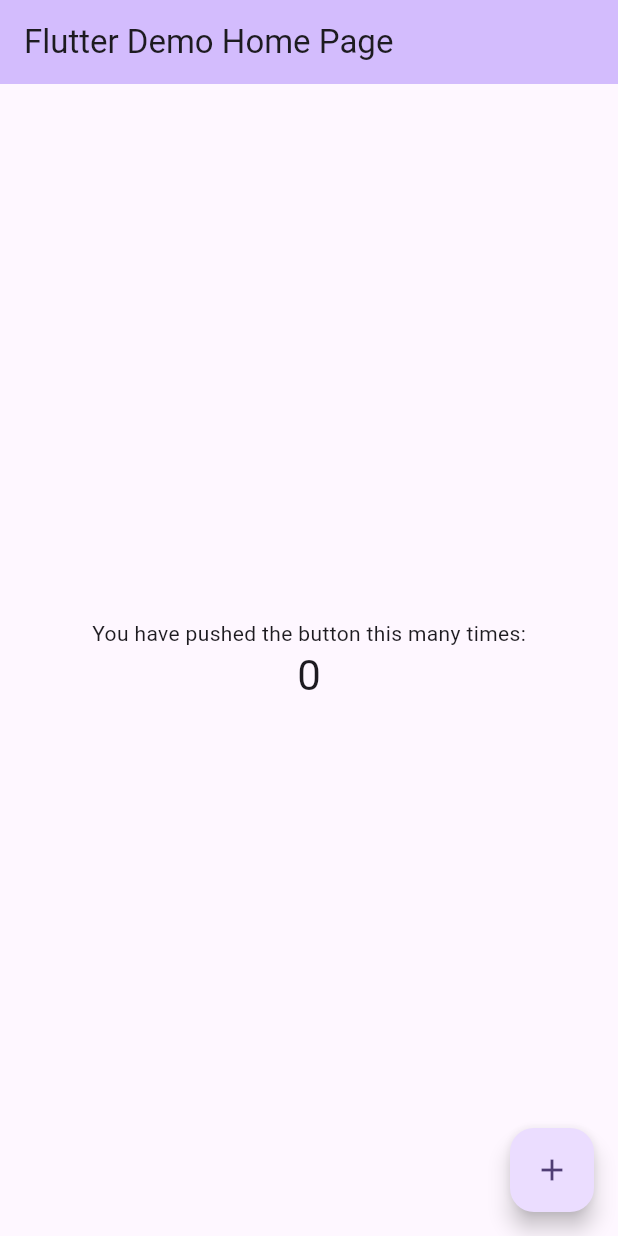
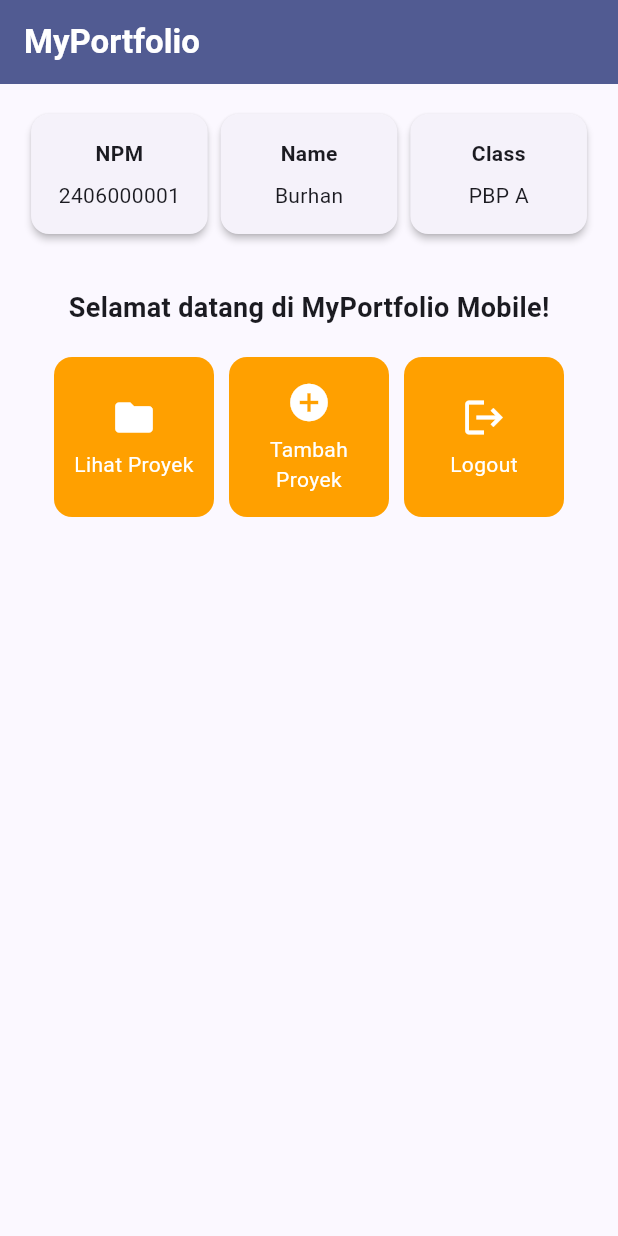
Before and after one commit to RedStone576/pbp_flutter, a Flutter app: the screen it shows after launch, on a phone screen of 412 x 824 dp. Run offline on Flutter 3.47's test engine with Material 3 defaults, Android fonts, the phone set to English and light mode, and no system bars.

Commit message:
simple flutter stuff

```diff
--- a/lib/main.dart
+++ b/lib/main.dart
@@ -1,4 +1,5 @@
 import 'package:flutter/material.dart';
+import 'package:pbp_flutter/menu.dart';
 
 void main() {
   runApp(const MyApp());
@@ -7,116 +8,18 @@ void main() {
 class MyApp extends StatelessWidget {
   const MyApp({super.key});
 
-  // This widget is the root of your application.
   @override
   Widget build(BuildContext context) {
     return MaterialApp(
-      title: 'Flutter Demo',
+      title: 'MyPortfolio',
       theme: ThemeData(
-        // This is the theme of your application.
-        //
-        // TRY THIS: Try running your application with "flutter run". You'll see
-        // the application has a purple toolbar. Then, without quitting the app,
-        // try changing the seedColor in the colorScheme below to Colors.green
-        // and then invoke "hot reload" (save your changes or press the "hot
-        // reload" button in a Flutter-supported IDE, or press "r" if you used
-        // the command line to start the app).
-        //
-        // Notice that the counter didn't reset back to zero; the application
-        // state is not lost during the reload. To reset the state, use hot
-        // restart instead.
-        //
-        // This works for code too, not just values: Most code changes can be
-        // tested with just a hot reload.
-        colorScheme: .fromSeed(seedColor: Colors.deepPurple),
+        colorScheme: ColorScheme.fromSeed(
+          seedColor: Colors.indigo,
+          secondary: Colors.amber[700],
+        ),
+        useMaterial3: true,
       ),
-      home: const MyHomePage(title: 'Flutter Demo Home Page'),
+      home: MyHomePage(),
     );
   }
 }
-
-class MyHomePage extends StatefulWidget {
-  const MyHomePage({super.key, required this.title});
-
-  // This widget is the home page of your application. It is stateful, meaning
-  // that it has a State object (defined below) that contains fields that affect
-  // how it looks.
-
-  // This class is the configuration for the state. It holds the values (in this
-  // case the title) provided by the parent (in this case the App widget) and
-  // used by the build method of the State. Fields in a Widget subclass are
-  // always marked "final".
-
-  final String title;
-
-  @override
-  State<MyHomePage> createState() => _MyHomePageState();
-}
-
-class _MyHomePageState extends State<MyHomePage> {
-  int _counter = 0;
-
-  void _incrementCounter() {
-    setState(() {
-      // This call to setState tells the Flutter framework that something has
-      // changed in this State, which causes it to rerun the build method below
-      // so that the display can reflect the updated values. If we changed
-      // _counter without calling setState(), then the build method would not be
-      // called again, and so nothing would appear to happen.
-      _counter++;
-    });
-  }
-
-  @override
-  Widget build(BuildContext context) {
-    // This method is rerun every time setState is called, for instance as done
-    // by the _incrementCounter method above.
-    //
-    // The Flutter framework has been optimized to make rerunning build methods
-    // fast, so that you can just rebuild anything that needs updating rather
-    // than having to individually change instances of widgets.
-    return Scaffold(
-      appBar: AppBar(
-        // TRY THIS: Try changing the color here to a specific color (to
-        // Colors.amber, perhaps?) and trigger a hot reload to see the AppBar
-        // change color while the other colors stay the same.
-        backgroundColor: Theme.of(context).colorScheme.inversePrimary,
-        // Here we take the value from the MyHomePage object that was created by
-        // the App.build method, and use it to set our appbar title.
-        title: Text(widget.title),
-      ),
-      body: Center(
-        // Center is a layout widget. It takes a single child and positions it
-        // in the middle of the parent.
-        child: Column(
-          // Column is also a layout widget. It takes a list of children and
-          // arranges them vertically. By default, it sizes itself to fit its
-          // children horizontally, and tries to be as tall as its parent.
-          //
-          // Column has various properties to control how it sizes itself and
-          // how it positions its children. Here we use mainAxisAlignment to
-          // center the children vertically; the main axis here is the vertical
-          // axis because Columns are vertical (the cross axis would be
-          // horizontal).
-          //
-          // TRY THIS: Invoke "debug painting" (choose the "Toggle Debug Paint"
-          // action in the IDE, or press "p" in the console), to see the
-          // wireframe for each widget.
-          mainAxisAlignment: .center,
-          children: [
-            const Text('You have pushed the button this many times:'),
-            Text(
-              '$_counter',
-              style: Theme.of(context).textTheme.headlineMedium,
-            ),
-          ],
-        ),
-      ),
-      floatingActionButton: FloatingActionButton(
-        onPressed: _incrementCounter,
-        tooltip: 'Increment',
-        child: const Icon(Icons.add),
-      ),
-    );
-  }
-}
--- /dev/null
+++ b/lib/menu.dart
@@ -0,0 +1,172 @@
+import 'package:flutter/material.dart';
+
+class MyHomePage extends StatelessWidget {
+  MyHomePage({super.key});
+
+  final String npm   = "2406000001";
+  final String nama  = "Burhan";
+  final String kelas = "PBP A";
+
+  final List<ItemHomepage> items = [
+    ItemHomepage("Lihat Proyek", Icons.folder),
+    ItemHomepage("Tambah Proyek", Icons.add_circle),
+    ItemHomepage("Logout", Icons.logout),
+  ];
+
+  @override
+  Widget build(BuildContext context) {
+    // Scaffold menyediakan struktur visual dasar halaman (AppBar, Body, SnackBar).
+    return Scaffold(
+      // AppBar menampilkan bar bagian atas halaman aplikasi.
+      appBar: AppBar(
+        title: const Text(
+          'MyPortfolio',
+          style: TextStyle(
+            color: Colors.white,
+            fontWeight: FontWeight.bold,
+          ),
+        ),
+        backgroundColor: Theme.of(context).colorScheme.primary,
+      ),
+      // Body halaman utama dengan padding di sekelilingnya.
+      body: Padding(
+        padding: const EdgeInsets.all(16.0),
+        child: Column(
+          crossAxisAlignment: CrossAxisAlignment.center,
+          children: [
+            // Baris horizontal untuk menampilkan 3 InfoCard secara sejajar.
+            Row(
+              mainAxisAlignment: MainAxisAlignment.spaceEvenly,
+              children: [
+                InfoCard(title: 'NPM', content: npm),
+                InfoCard(title: 'Name', content: nama),
+                InfoCard(title: 'Class', content: kelas),
+              ],
+            ),
+
+            const SizedBox(height: 16.0),
+
+            // Bagian tengah: pesan sambutan dan kisi tombol menu portofolio.
+            Center(
+              child: Column(
+                children: [
+                  const Padding(
+                    padding: EdgeInsets.only(top: 16.0),
+                    child: Text(
+                      'Selamat datang di MyPortfolio Mobile!',
+                      style: TextStyle(
+                        fontWeight: FontWeight.bold,
+                        fontSize: 18.0,
+                      ),
+                    ),
+                  ),
+
+                  // GridView menampilkan kartu tombol dalam tata letak kisi 3 kolom.
+                  GridView.count(
+                    primary: true,
+                    padding: const EdgeInsets.all(20),
+                    crossAxisSpacing: 10,
+                    mainAxisSpacing: 10,
+                    crossAxisCount: 3,
+                    // shrinkWrap agar ukuran kisi menyesuaikan tinggi konten anak.
+                    shrinkWrap: true,
+                    children: items.map((ItemHomepage item) {
+                      return ItemCard(item);
+                    }).toList(),
+                  ),
+                ],
+              ),
+            ),
+          ],
+        ),
+      ),
+    );
+  }
+}
+
+class InfoCard extends StatelessWidget {
+  // Kartu informasi yang menampilkan judul (title) dan isi (content).
+  final String title;
+  final String content;
+
+  const InfoCard({super.key, required this.title, required this.content});
+
+  @override
+  Widget build(BuildContext context) {
+    return Card(
+      // Memberikan efek bayangan kartu elevasi 2 unit.
+      elevation: 2.0,
+      child: Container(
+        // Menyesuaikan lebar kartu dengan proporsi layar (dibagi 3.5).
+        width: MediaQuery.of(context).size.width / 3.5,
+        padding: const EdgeInsets.all(16.0),
+        // Menyusun teks title dan content secara vertikal.
+        child: Column(
+          children: [
+            Text(
+              title,
+              style: const TextStyle(fontWeight: FontWeight.bold),
+            ),
+            const SizedBox(height: 8.0),
+            Text(content),
+          ],
+        ),
+      ),
+    );
+  }
+}
+
+
+class ItemHomepage {
+  final String name;
+  final IconData icon;
+
+  ItemHomepage(this.name, this.icon);
+}
+
+class ItemCard extends StatelessWidget {
+  final ItemHomepage item;
+
+  const ItemCard(this.item, {super.key});
+
+  @override
+  Widget build(BuildContext context) {
+    return Material(
+      // Menggunakan warna sekunder dari skema tema aplikasi.
+      color: Theme.of(context).colorScheme.secondary,
+      borderRadius: BorderRadius.circular(12),
+      child: InkWell(
+        // Aksi ketika kartu ditekan oleh pengguna.
+        onTap: () {
+          // Menampilkan SnackBar dengan pesan interaktif.
+          ScaffoldMessenger.of(context)
+            ..hideCurrentSnackBar()
+            ..showSnackBar(
+              SnackBar(content: Text("Kamu telah menekan tombol ${item.name}!"))
+            );
+        },
+        child: Container(
+          padding: const EdgeInsets.all(8),
+          child: Center(
+            child: Column(
+              mainAxisAlignment: MainAxisAlignment.center,
+              children: [
+                Icon(
+                  item.icon,
+                  color: Colors.white,
+                  size: 30.0,
+                ),
+                const Padding(padding: EdgeInsets.all(3)),
+                Text(
+                  item.name,
+                  textAlign: TextAlign.center,
+                  style: const TextStyle(color: Colors.white),
+                ),
+              ],
+            ),
+          ),
+        ),
+      ),
+    );
+  }
+}
```
